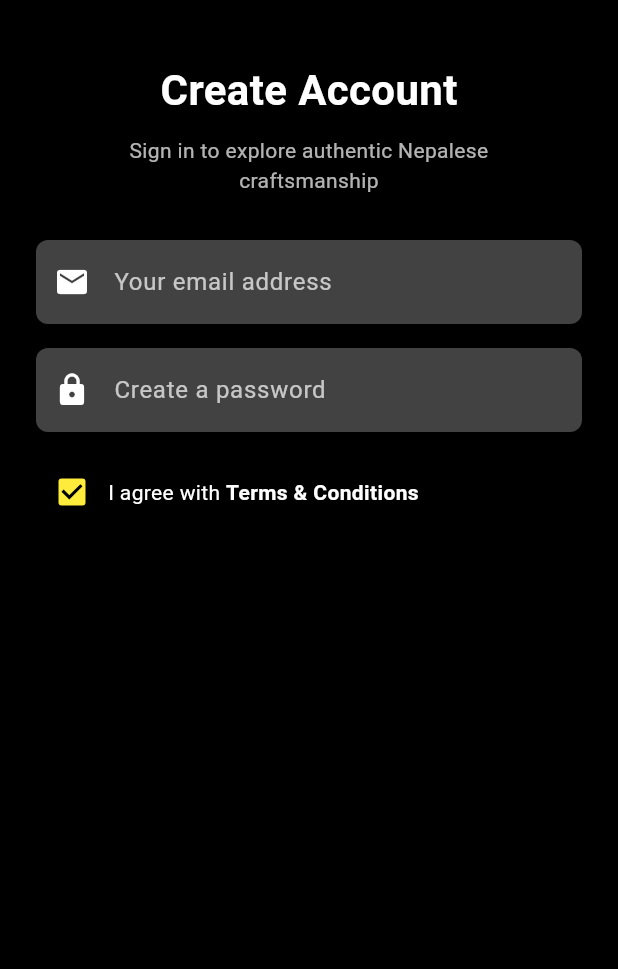
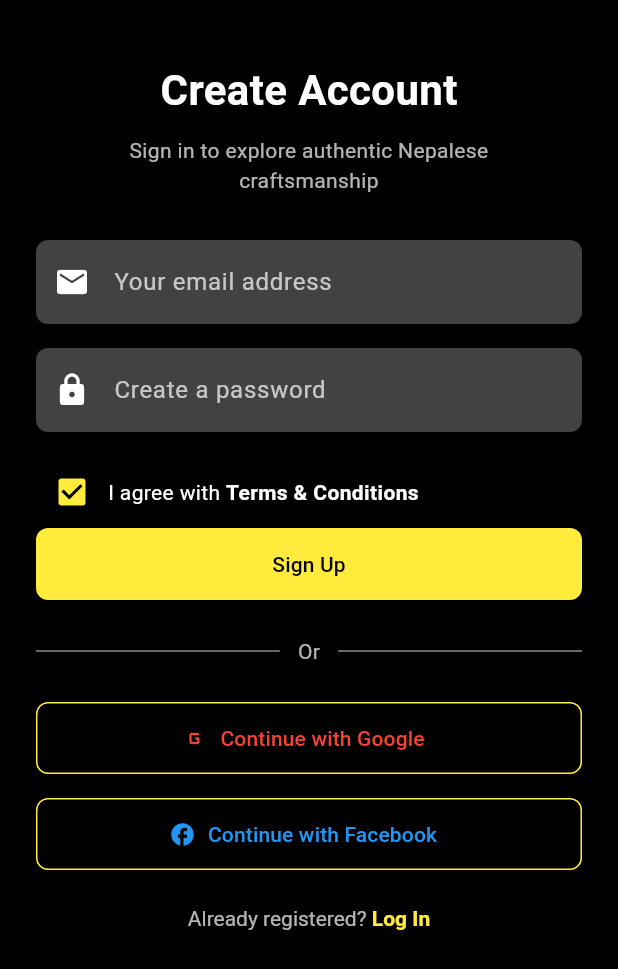
Before and after one commit to Ritesh230087/Rolo, a Flutter app: the SignUpScreen screen opened directly, on a phone screen of 412 x 824 dp. Shown: the top 969 px of the screen. Run offline on Flutter 3.47's test engine with Material 3 defaults, Android fonts, the phone set to English and light mode, and no system bars.

Commit message:
Sign up Screen Completed

```diff
--- a/lib/view/signup_page_view.dart
+++ b/lib/view/signup_page_view.dart
@@ -100,7 +100,108 @@
                 ],
               ),
 
+              // Sign up button
+              SizedBox(
+                width: double.infinity,
+                height: 48,
+                child: ElevatedButton(
+                  style: ElevatedButton.styleFrom(
+                    backgroundColor: Colors.yellow,
+                    foregroundColor: Colors.black,
+                    shape: RoundedRectangleBorder(
+                      borderRadius: BorderRadius.circular(8),
+                    ),
+                  ),
+                  onPressed: () {},
+                  child: const Text('Sign Up'),
+                ),
+              ),
+              const SizedBox(height: 24),
 
+              // Divider with OR
+              Row(
+                children: [
+                  const Expanded(
+                    child: Divider(color: Colors.white54),
+                  ),
+                  const Padding(
+                    padding: EdgeInsets.symmetric(horizontal: 12),
+                    child: Text(
+                      'Or',
+                      style: TextStyle(color: Colors.white70),
+                    ),
+                  ),
+                  const Expanded(
+                    child: Divider(color: Colors.white54),
+                  ),
+                ],
+              ),
+              const SizedBox(height: 24),
+
+              // Google button
+              SizedBox(
+                width: double.infinity,
+                height: 48,
+                child: OutlinedButton.icon(
+                  onPressed: () {},
+                  style: OutlinedButton.styleFrom(
+                    side: const BorderSide(color: Colors.yellow),
+                    shape: RoundedRectangleBorder(
+                      borderRadius: BorderRadius.circular(8),
+                    ),
+                  ),
+                  icon: const Icon(Icons.g_mobiledata, color: Colors.red),
+                  label: const Text(
+                    'Continue with Google',
+                    style: TextStyle(color: Colors.red),
+                  ),
+                ),
+              ),
+              const SizedBox(height: 16),
+
+              // Facebook button
+              SizedBox(
+                width: double.infinity,
+                height: 48,
+                child: OutlinedButton.icon(
+                  onPressed: () {},
+                  style: OutlinedButton.styleFrom(
+                    side: const BorderSide(color: Colors.yellow),
+                    shape: RoundedRectangleBorder(
+                      borderRadius: BorderRadius.circular(8),
+                    ),
+                  ),
+                  icon: const Icon(Icons.facebook, color: Colors.blue),
+                  label: const Text(
+                    'Continue with Facebook',
+                    style: TextStyle(color: Colors.blue),
+                  ),
+                ),
+              ),
+              const SizedBox(height: 24),
+
+              // Login link
+              Center(
+                child: RichText(
+                  text: TextSpan(
+                    text: 'Already registered? ',
+                    style: TextStyle(color: Colors.white70),
+                    children: [
+                      TextSpan(
+                        text: 'Log In',
+                        style: TextStyle(
+                          color: Colors.yellow,
+                          fontWeight: FontWeight.bold,
+                        ),
+                        recognizer:TapGestureRecognizer()..onTap=(){
+                          Navigator.push(context,
+                          MaterialPageRoute(builder: (context)=>const LoginScreen()));
+                        },
+                      ),
+                    ],
+                  ),
+                ),
+              ),
             ],
           ),
         ),
```
